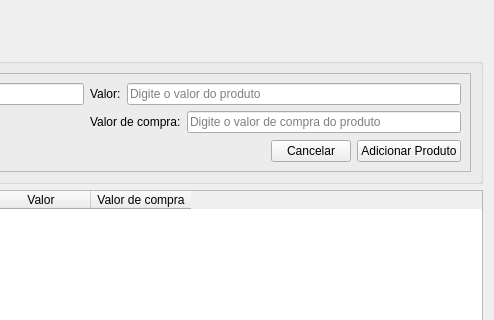
This is view/produto.ui in Gusrrocha/Sistema-para-livraria as Qt 5 draws it before an edit; both pictures show x 321 to 815 and y 0 to 320 of the 815 by 683 pixel window. The edited form follows.
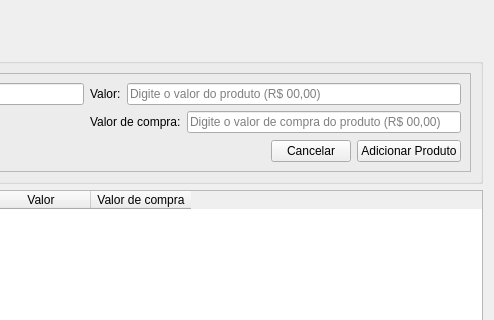
This is the edited form.

```diff
--- a/view/produto.ui
+++ b/view/produto.ui
@@ -131,7 +131,7 @@
                <item>
                 <widget class="QLineEdit" name="valor_prop">
                  <property name="placeholderText">
-                  <string>Digite o valor do produto</string>
+                  <string>Digite o valor do produto (R$ 00,00)</string>
                  </property>
                 </widget>
                </item>
@@ -149,7 +149,7 @@
                <item>
                 <widget class="QLineEdit" name="est_prop">
                  <property name="placeholderText">
-                  <string>Digite o valor de compra do produto</string>
+                  <string>Digite o valor de compra do produto (R$ 00,00)</string>
                  </property>
                 </widget>
                </item>
```
